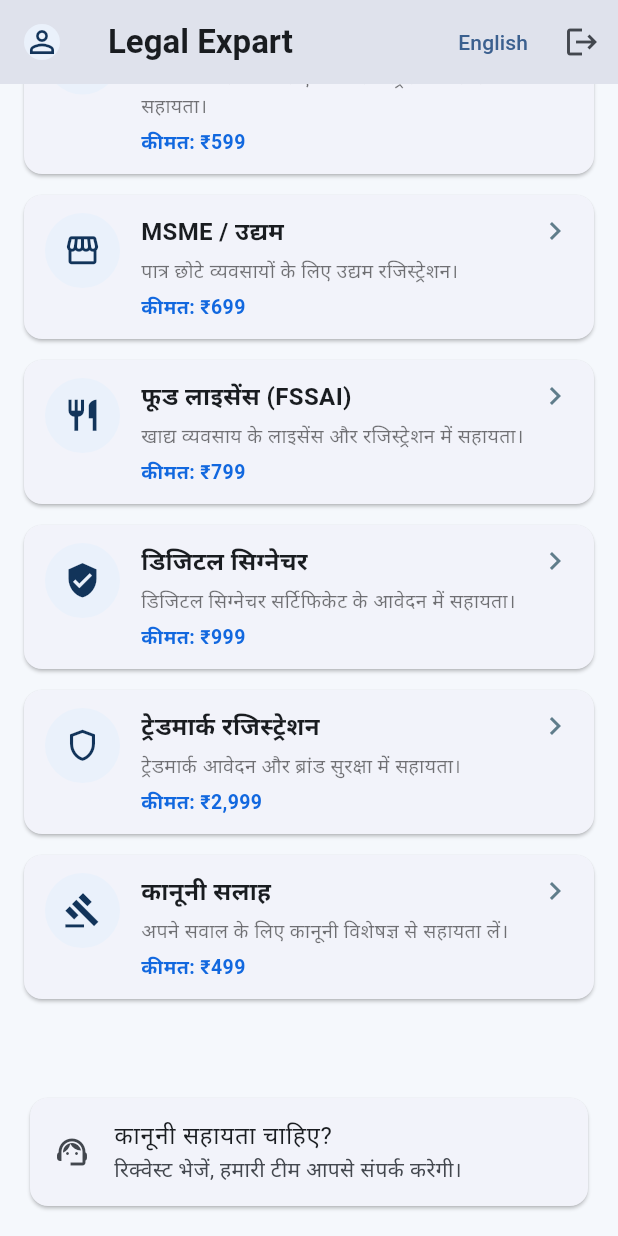
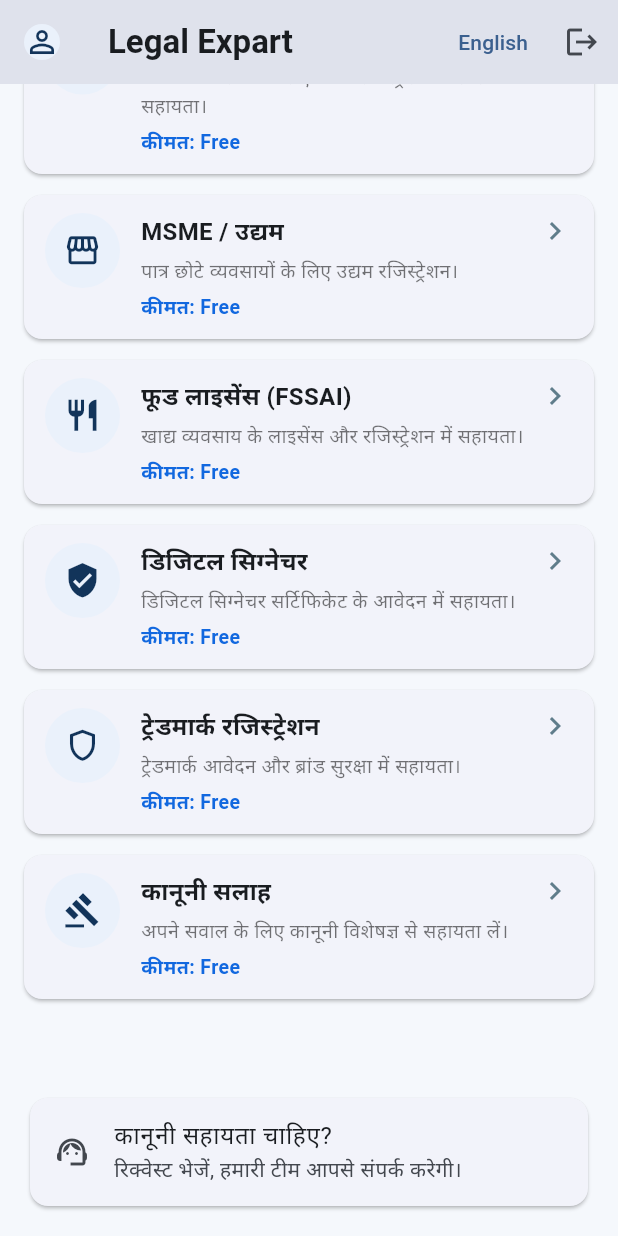
Before and after one commit to calavkushkumar-star/legal-expart, a Flutter app: the screen it shows once a user with an empty profile is signed in, scrolled down 325 dp, on a phone screen of 412 x 824 dp. Run offline on Flutter 3.47's test engine with Material 3 defaults, Android fonts, the phone set to English and light mode, and no system bars; our stand-ins replace cloud_firestore, firebase_auth, firebase_core, firebase_storage, flutter_svg, image_picker and 1 more; accounts and stored records are empty.

Commit message:
Fix document upload submission and mark all services free

```diff
--- a/lib/main.dart
+++ b/lib/main.dart
@@ -452,7 +452,7 @@ class _AdminDashboardPageState extends State<AdminDashboardPage> {
         mainAxisSize: MainAxisSize.min, children: [
           TextFormField(controller: name, decoration: const InputDecoration(labelText: 'Name / Title'), validator: (v) => (v == null || v.trim().isEmpty) ? 'Required' : null),
           TextFormField(controller: description, decoration: const InputDecoration(labelText: 'Description'), maxLines: 3),
-          TextFormField(controller: price, decoration: const InputDecoration(labelText: 'Price (₹)', prefixText: '₹ '), keyboardType: TextInputType.number, validator: offer ? null : (v) => (v == null || v.trim().isEmpty) ? 'Required' : null),
+          if (offer) if (offer) TextFormField(controller: price, decoration: const InputDecoration(labelText: 'Price (₹)'), keyboardType: TextInputType.number),
           if (offer) TextFormField(controller: discount, decoration: const InputDecoration(labelText: 'Discount / Offer details')),
         ],
       )))),
@@ -929,12 +929,12 @@ class DashboardPage extends StatelessWidget {
   const DashboardPage({super.key, required this.hindi, required this.toggle});
 
   static const services = [
-    ('GST Registration', 'GST रजिस्ट्रेशन', '₹599', Icons.receipt_long),
-    ('MSME / Udyam', 'MSME / उद्यम', '₹699', Icons.storefront),
-    ('Food License (FSSAI)', 'फूड लाइसेंस (FSSAI)', '₹799', Icons.restaurant),
-    ('Digital Signature', 'डिजिटल सिग्नेचर', '₹999', Icons.verified_user),
-    ('Trademark Registration', 'ट्रेडमार्क रजिस्ट्रेशन', '₹2,999', Icons.shield_outlined),
-    ('Legal Consultation', 'कानूनी सलाह', '₹499', Icons.gavel),
+    ('GST Registration', 'GST रजिस्ट्रेशन', 'Free', Icons.receipt_long),
+    ('MSME / Udyam', 'MSME / उद्यम', 'Free', Icons.storefront),
+    ('Food License (FSSAI)', 'फूड लाइसेंस (FSSAI)', 'Free', Icons.restaurant),
+    ('Digital Signature', 'डिजिटल सिग्नेचर', 'Free', Icons.verified_user),
+    ('Trademark Registration', 'ट्रेडमार्क रजिस्ट्रेशन', 'Free', Icons.shield_outlined),
+    ('Legal Consultation', 'कानूनी सलाह', 'Free', Icons.gavel),
   ];
 
   Future<bool> isAdmin() async {
@@ -1006,7 +1006,7 @@ Future<void> requestService(BuildContext context, String service) async {
                 if (file == null) return;
                 final ref = FirebaseStorage.instance.ref().child('serviceRequests/${user.uid}/${refDoc.id}/$key.jpg');
                 await ref.putData(await file.readAsBytes(), SettableMetadata(contentType: 'image/jpeg'));
-                docs[key] = await ref.getDownloadURL();
+                docs[key] = ref.fullPath;
               }
               await upload('panCardUrl', panFile);
               await upload('aadhaarCardUrl', aadhaarFile);
@@ -1168,8 +1168,8 @@ Future<void> requestService(BuildContext context, String service) async {
                 return Card(child: ListTile(
                   leading: const CircleAvatar(backgroundColor: Color(0xffeaf1fb), child: Icon(Icons.miscellaneous_services, color: Color(0xff12345a))),
                   title: Text(name),
-                  subtitle: Text('${description.isEmpty ? 'Available on request' : description}${price.isEmpty ? '' : '\\nPrice: $price'}'),
-                  isThreeLine: description.isNotEmpty || price.isNotEmpty,
+                  subtitle: Text('${description.isEmpty ? 'Available on request' : description}\\nService: Free'),
+                  isThreeLine: true,
                   trailing: const Icon(Icons.chevron_right),
                   onTap: () => requestService(context, name),
                 ));
@@ -1192,7 +1192,7 @@ Future<void> requestService(BuildContext context, String service) async {
                 return Card(color: const Color(0xfffff8e6), child: ListTile(
                   leading: const Icon(Icons.local_offer_outlined, color: Color(0xffb7791f)),
                   title: Text((d['name'] ?? d['title'] ?? 'Special Offer').toString()),
-                  subtitle: Text('${d['description'] ?? ''}${d['discount'] != null ? '\\nOffer: ${d['discount']}' : ''}${d['price'] != null ? '\\nPrice: ₹${d['price']}' : ''}'),
+                  subtitle: Text('${d['description'] ?? ''}${d['discount'] != null ? '\\nOffer: ${d['discount']}' : ''}\\nService: Free'),
                   trailing: const Icon(Icons.chevron_right),
                   onTap: () => requestService(context, (d['name'] ?? d['title'] ?? 'Special Offer').toString()),
                 ));
```
